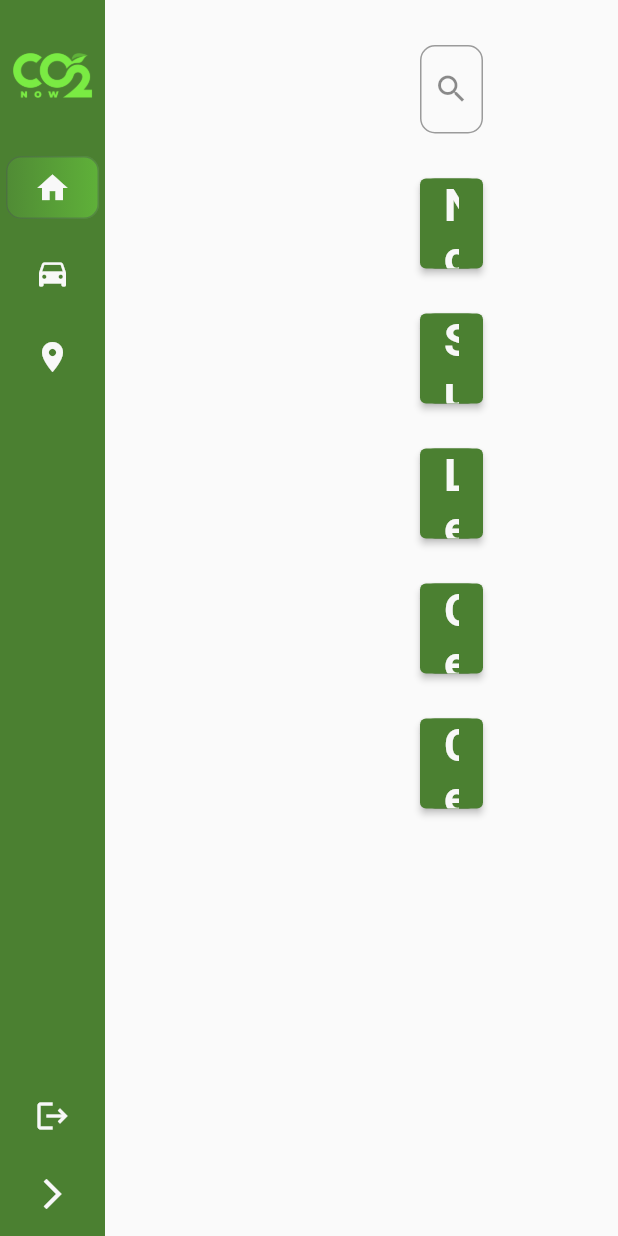
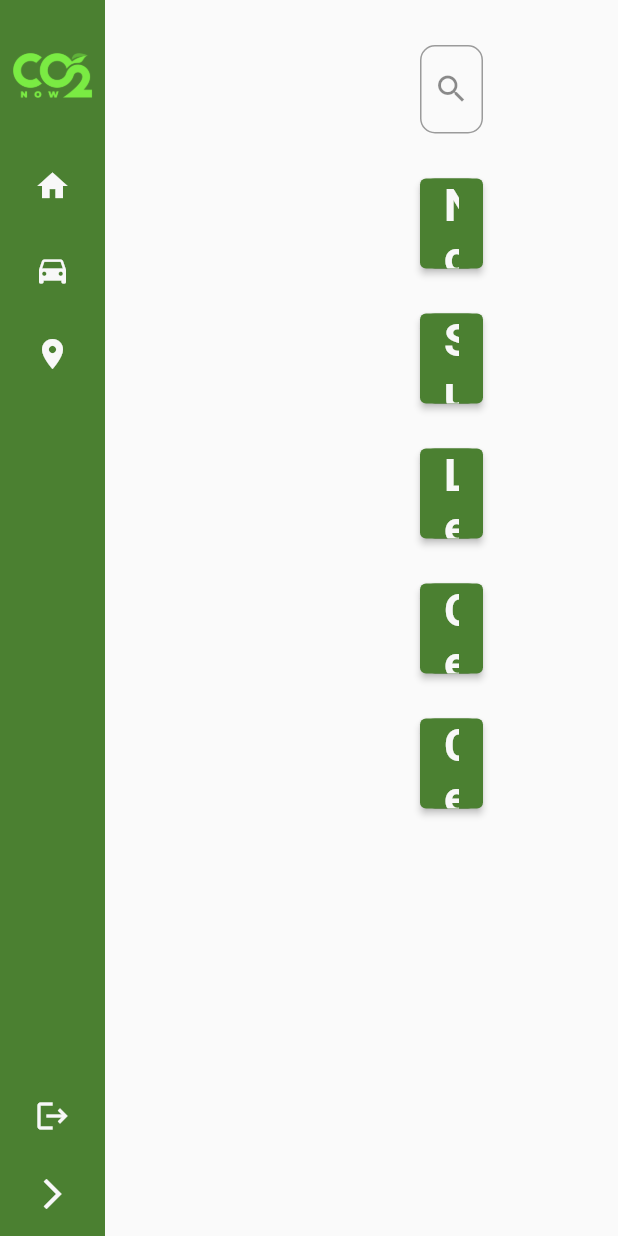
Before and after one commit to Devs2Blu-Hackeek2023/Front-end, a Flutter app: the screen it shows after launch, after a tap on the "location on" icon, on a phone screen of 412 x 824 dp. Run offline on Flutter 3.47's test engine with Material 2 defaults, Android fonts, the phone set to English and light mode, and no system bars; drawn by our look-alikes of sidebarx; our stand-ins replace fl_chart; network calls fail.

Commit message:
Arrumando as side bars

```diff
--- a/co2now/lib/widgets/side_bar.dart
+++ b/co2now/lib/widgets/side_bar.dart
@@ -11,27 +11,21 @@ class SideBar extends StatelessWidget {
   final SidebarXController _controller;
   @override
   Widget build(BuildContext context) {
+    final ValueNotifier<int> selectedPage = ValueNotifier<int>(0);
     return SidebarX(
       controller: _controller,
-      theme: SidebarXTheme(
-          decoration: const BoxDecoration(
+      theme: const SidebarXTheme(
+          decoration: BoxDecoration(
             color: Ccolor.verde5,
           ),
-          iconTheme: const IconThemeData(color: Ccolor.fundoBranco),
-          textStyle: const TextStyle(color: Ccolor.fundoBranco),
-          selectedTextStyle: const TextStyle(color: Ccolor.fundoBranco),
-          hoverTextStyle: const TextStyle(color: Ccolor.fundoBranco),
-          itemTextPadding: const EdgeInsets.only(left: 30),
-          selectedItemTextPadding: const EdgeInsets.only(left: 30),
-          selectedIconTheme: const IconThemeData(color: Ccolor.fundoBranco),
-          selectedItemDecoration: BoxDecoration(
-            borderRadius: BorderRadius.circular(10),
-            border: Border.all(
-              color: Ccolor.cinza.withOpacity(0.37),
-            ),
-            gradient:
-                const LinearGradient(colors: [Ccolor.verde4, Ccolor.verde3]),
-          )),
+          iconTheme: IconThemeData(color: Ccolor.fundoBranco),
+          textStyle: TextStyle(color: Ccolor.fundoBranco),
+          selectedTextStyle: TextStyle(color: Ccolor.fundoBranco),
+          hoverTextStyle: TextStyle(color: Ccolor.fundoBranco),
+          itemTextPadding: EdgeInsets.only(left: 30),
+          selectedItemTextPadding: EdgeInsets.only(left: 30),
+          selectedIconTheme: IconThemeData(color: Ccolor.fundoBranco),
+          ),
       extendedTheme: const SidebarXTheme(width: 140),
       headerBuilder: (context, extended) {
         return SizedBox(
@@ -47,8 +41,9 @@ class SideBar extends StatelessWidget {
           icon: Icons.home,
           label: "Home",
           onTap: () {
+            selectedPage.value = 0;
             Navigator.pushReplacementNamed(context, "/home");
-          }
+          },
         ),
         SidebarXItem(
           icon: Cicons.directions_car,
--- a/co2now/lib/widgets/side_bar_pub.dart
+++ b/co2now/lib/widgets/side_bar_pub.dart
@@ -11,25 +11,18 @@ class SideBarPub extends StatelessWidget {
   Widget build(BuildContext context) {
     return SidebarX(
       controller: _controller,
-      theme: SidebarXTheme(
-          decoration: const BoxDecoration(
+      theme: const SidebarXTheme(
+          decoration: BoxDecoration(
             color: Ccolor.verde5,
           ),
-          iconTheme: const IconThemeData(color: Ccolor.fundoBranco),
-          textStyle: const TextStyle(color: Ccolor.fundoBranco),
-          selectedTextStyle: const TextStyle(color: Ccolor.fundoBranco),
-          hoverTextStyle: const TextStyle(color: Ccolor.fundoBranco),
-          itemTextPadding: const EdgeInsets.only(left: 30),
-          selectedItemTextPadding: const EdgeInsets.only(left: 30),
-          selectedIconTheme: const IconThemeData(color: Ccolor.fundoBranco),
-          selectedItemDecoration: BoxDecoration(
-            borderRadius: BorderRadius.circular(10),
-            border: Border.all(
-              color: Ccolor.cinza.withOpacity(0.37),
-            ),
-            gradient:
-                const LinearGradient(colors: [Ccolor.verde4, Ccolor.verde3]),
-          )),
+          iconTheme: IconThemeData(color: Ccolor.fundoBranco),
+          textStyle: TextStyle(color: Ccolor.fundoBranco),
+          selectedTextStyle: TextStyle(color: Ccolor.fundoBranco),
+          hoverTextStyle: TextStyle(color: Ccolor.fundoBranco),
+          itemTextPadding: EdgeInsets.only(left: 30),
+          selectedItemTextPadding: EdgeInsets.only(left: 30),
+          selectedIconTheme: IconThemeData(color: Ccolor.fundoBranco),
+          ),
       extendedTheme: const SidebarXTheme(width: 140),
       headerBuilder: (context, extended) {
         return SizedBox(
```
Also changed, not shown: co2now/lib/widgets/side_bar_adm.dart (+10 -17 lines).
